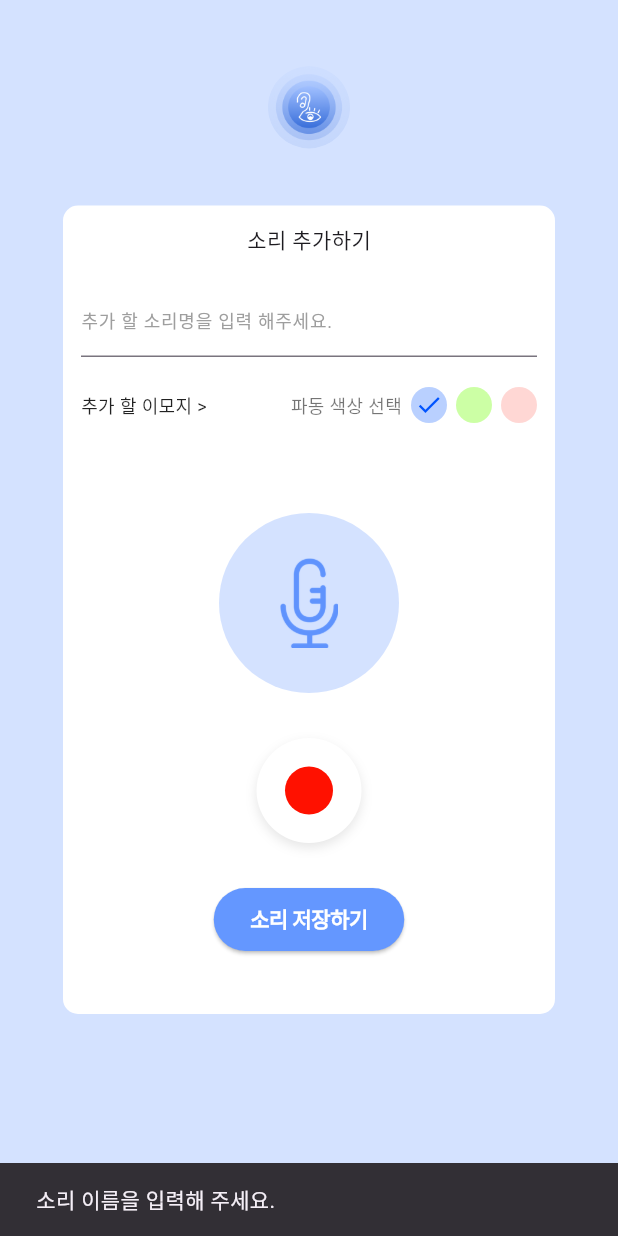
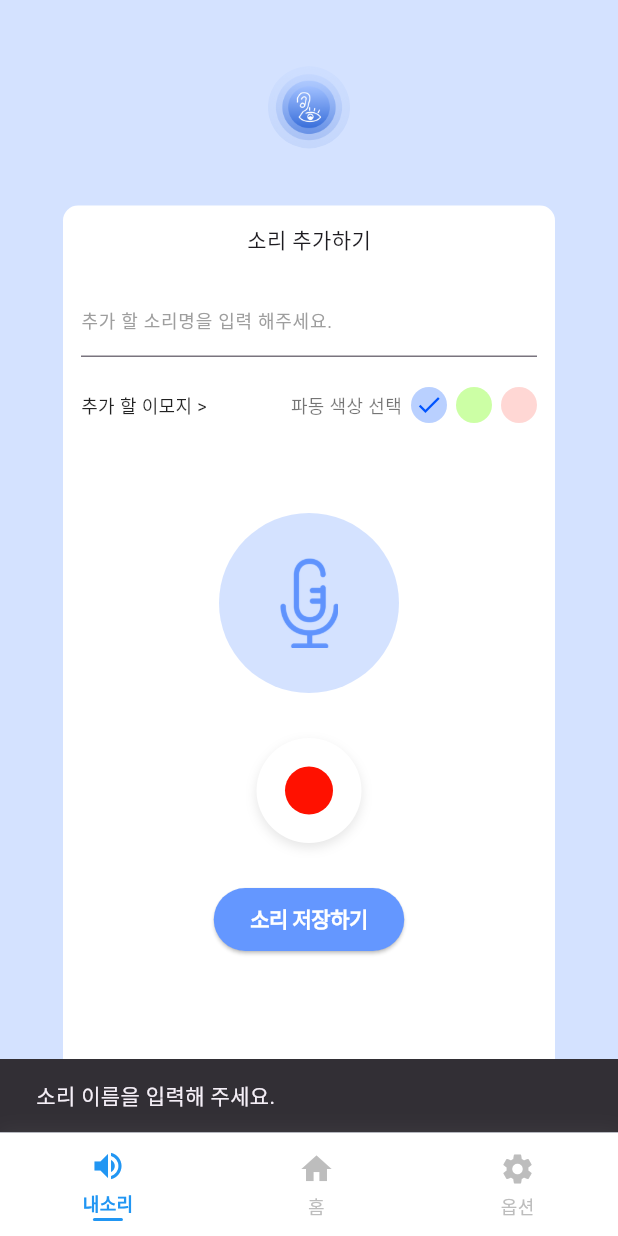
Before and after one commit to 2025-HSU-Team/Frontend, a Flutter app: the AddSounds screen opened directly, after a tap on "소리 저장하기", on a phone screen of 412 x 824 dp. Run offline on Flutter 3.47's test engine with Material 3 defaults, Android fonts, the phone set to English and light mode, and no system bars; our stand-ins replace permission_handler; missing offline and left inert: flutter_sound, record.

Commit message:
feat: befor_login하고 add_sounds에 바텀네비게이션 적용

```diff
--- a/lib/custom/add_sounds.dart
+++ b/lib/custom/add_sounds.dart
@@ -9,6 +9,8 @@ import 'package:path/path.dart' as p;
 import 'package:path_provider/path_provider.dart';
 import 'package:record/record.dart';
 import 'package:permission_handler/permission_handler.dart';
+
+import '../shared_components/bottom_navigation.dart';
 
 class AddSounds extends StatefulWidget {
   const AddSounds({super.key});
@@ -23,16 +25,19 @@ class _AddSoundsState extends State<AddSounds> {
   String _selectedColor = "blue"; //기본 색상 파란색
   bool _isRecording = false; //마이크 버튼 상태(false=기본, true=녹음 중)
 
+  // 하단 탭 상태
+  int _selectedTabIndex = 0;
+
   //이모지,녹음파일
-  String _emoji='🔔'; //서버로 보낼 기본 이모지
+  String _emoji = '🔔'; //서버로 보낼 기본 이모지
   File? _audioFile; //녹음 파일
-  final AudioRecorder _recorder= AudioRecorder(); //녹음기
+  final AudioRecorder _recorder = AudioRecorder(); //녹음기
 
-  // 🟢 추가: 실시간 음량 값 저장
+  // 🟢 실시간 음량 값
   double _amplitude = 0;
 
   //api 베이스
-  static const String _baseUrl='https://13.209.61.41.nip.io';
+  static const String _baseUrl = 'https://13.209.61.41.nip.io';
 
   @override
   void initState() {
@@ -44,13 +49,14 @@ class _AddSoundsState extends State<AddSounds> {
     });
 
     //녹음 중 실시간으로 파형
-    _recorder.onAmplitudeChanged(const Duration(milliseconds: 100)).listen((amp) {
-      if (mounted) {
-        setState(() {
-          //데시벨 0~60 범위로 변환해서 파형 크기로 사용
-          _amplitude = (amp.current + 60).clamp(0, 60);
-        });
-      }
+    _recorder
+        .onAmplitudeChanged(const Duration(milliseconds: 100))
+        .listen((amp) {
+      if (!mounted) return;
+      setState(() {
+        //데시벨 0~60 범위로 변환해서 파형 크기로 사용
+        _amplitude = (amp.current + 60).clamp(0, 60);
+      });
     });
   }
 
@@ -61,19 +67,24 @@ class _AddSoundsState extends State<AddSounds> {
     super.dispose();
   }
 
+  // 하단 탭 콜백 (원하면 여기서 라우팅 처리)
+  void _onTabChanged(int index) {
+    setState(() => _selectedTabIndex = index);
+    // TODO: Navigator로 각 탭 페이지 이동 연결
+    // if (index == 0) Navigator.pushReplacement(...);
+  }
+
   //녹음 시작
   Future<void> _startRecord() async {
-    //마이크 되는지 체크 코드
+    //마이크 권한 요청
     final status = await Permission.microphone.request();
-    print('🎤 마이크 권한 상태: $status');
+    debugPrint('🎤 마이크 권한 상태: $status');
 
     if (status.isGranted) {
       final dir = await getTemporaryDirectory();
-      final path = p.join(
-        dir.path,
-        'custom_sound_${DateTime.now().millisecondsSinceEpoch}.wav',
-      );
-      print('📂 녹음 경로: $path');
+      final path =
+      p.join(dir.path, 'custom_sound_${DateTime.now().millisecondsSinceEpoch}.wav');
+      debugPrint('📂 녹음 경로: $path');
 
       await _recorder.start(
         const RecordConfig(
@@ -89,7 +100,7 @@ class _AddSoundsState extends State<AddSounds> {
         _audioFile = File(path);
       });
 
-      print('✅ 녹음 시작됨');
+      debugPrint('✅ 녹음 시작됨');
     } else {
       if (!mounted) return;
       ScaffoldMessenger.of(context).showSnackBar(
@@ -109,7 +120,6 @@ class _AddSoundsState extends State<AddSounds> {
 
   //업로드 (multipart/form-data)
   Future<Map<String, dynamic>?> _uploadSound() async {
-    //필드 검증
     if (_controller.text.trim().isEmpty) {
       if (!mounted) return null;
       ScaffoldMessenger.of(context).showSnackBar(
@@ -125,29 +135,29 @@ class _AddSoundsState extends State<AddSounds> {
       return null;
     }
 
-    final uri = Uri.parse('$_baseUrl/api/sound/upload'); //업로드 API 엔드포인트 생성
-    final request = http.MultipartRequest('POST', uri);//HTTP POST 요청 준비
+    final uri = Uri.parse('$_baseUrl/api/sound/upload'); //업로드 API 엔드포인트
+    final request = http.MultipartRequest('POST', uri); //HTTP POST 준비
 
-    //customName, emoji, color(RED|BLUE|GREEN), file(.wav)
-    request.fields['customName'] = _controller.text.trim(); //백엔드에 보낼 소리 이름
+    // customName, emoji, color(RED|BLUE|GREEN), file(.wav)
+    request.fields['customName'] = _controller.text.trim(); //소리 이름
     request.fields['emoji'] = _emoji; //이모지
     request.fields['color'] = _selectedColor.toUpperCase(); //색상
 
-    //오디오 파일을 백엔드 API에 업로드하기 위한 파일 파트
+    // 오디오 파일 파트
     final mimeType = lookupMimeType(_audioFile!.path) ?? 'audio/wav';
     final mediaType = MediaType.parse(mimeType);
     final filePart = await http.MultipartFile.fromPath(
-      'file', //필드 이름
-      _audioFile!.path, //실제 파일 경로
-      contentType: mediaType, //MIME 타입
-      filename: p.basename(_audioFile!.path), //파일 이름
+      'file',
+      _audioFile!.path,
+      contentType: mediaType,
+      filename: p.basename(_audioFile!.path),
     );
-    request.files.add(filePart); //파일 파트를 API 요청에 추가
+    request.files.add(filePart);
 
     // 필요 시 인증 토큰
     // request.headers['Authorization'] = 'Bearer <token>';
 
-    final streamed = await request.send(); //API 요청 전송
+    final streamed = await request.send(); //요청 전송
     final resp = await http.Response.fromStream(streamed); //응답 수신
 
     if (resp.statusCode >= 200 && resp.statusCode < 300) {
@@ -155,8 +165,7 @@ class _AddSoundsState extends State<AddSounds> {
       ScaffoldMessenger.of(context).showSnackBar(
         const SnackBar(content: Text('업로드 완료!')),
       );
-      //성공 시 이전 화면에서 사용하도록 간단한 결과 반환
-      return {                                  //성공 시 백엔드에 보낸 정보 반환
+      return {
         'name': _controller.text.trim(),
         'emoji': _emoji,
         'color': _selectedColor.toUpperCase(),
@@ -179,7 +188,6 @@ class _AddSoundsState extends State<AddSounds> {
           Column(
             children: [
               const SizedBox(height: 44),
-
               //로고
               Center(
                 child: ClipOval(
@@ -196,17 +204,16 @@ class _AddSoundsState extends State<AddSounds> {
 
           //흰 박스
           Positioned(
-            top: 137, //피그마 기준 맨 위에서 하얀박스까지 거리
-            left: (MediaQuery.of(context).size.width - 328) / 2, //가운데 정렬
+            top: 137,
+            left: (MediaQuery.of(context).size.width - 328) / 2,
             child: Container(
               width: 328,
-              height: 539,
+              height: 580,
               decoration: BoxDecoration(
                 color: Colors.white,
                 borderRadius: BorderRadius.circular(10),
               ),
-
-              //흰 박스 안에 내용 추가
+              //내용
               child: Padding(
                 padding: const EdgeInsets.all(12),
                 child: Column(
@@ -214,10 +221,7 @@ class _AddSoundsState extends State<AddSounds> {
                   children: [
                     const Text(
                       "소리 추가하기",
-                      style: TextStyle(
-                        fontSize: 14,
-                        fontWeight: FontWeight.w500,
-                      ),
+                      style: TextStyle(fontSize: 14, fontWeight: FontWeight.w500),
                     ),
                     const SizedBox(height: 20),
 
@@ -226,42 +230,38 @@ class _AddSoundsState extends State<AddSounds> {
                       controller: _controller,
                       style: TextStyle(
                         fontSize: 12,
-                        fontWeight: _isNotEmpty
-                            ? FontWeight.bold
-                            : FontWeight.normal, //입력된 글자
+                        fontWeight: _isNotEmpty ? FontWeight.bold : FontWeight.normal,
                         color: Colors.black,
                       ),
                       decoration: const InputDecoration(
                         hintText: "추가 할 소리명을 입력 해주세요.",
-                        hintStyle: TextStyle(
-                          fontSize: 12,
-                          fontWeight: FontWeight.normal,
-                          color: Colors.grey,
-                        ),
+                        hintStyle: TextStyle(fontSize: 12, color: Colors.grey),
                         border: UnderlineInputBorder(),
                       ),
                     ),
                     const SizedBox(height: 20),
 
-                    //추가 할 이모지 부분
+                    //추가 할 이모지 + 색상
                     Row(
                       mainAxisAlignment: MainAxisAlignment.spaceBetween,
-                      crossAxisAlignment: CrossAxisAlignment.center,
                       children: [
                         InkWell(
                           onTap: () {
                             showModalBottomSheet(
                               context: context,
                               shape: const RoundedRectangleBorder(
-                                borderRadius: BorderRadius.vertical(
-                                    top: Radius.circular(16)),
+                                borderRadius:
+                                BorderRadius.vertical(top: Radius.circular(16)),
                               ),
                               builder: (context) {
                                 return SizedBox(
                                   height: 200,
-                                  child:  Center(
-                                    child: Text("이모지 선택 화면(추후 연결)\n현재: $_emoji",
-                                        style: TextStyle(fontSize: 14)),
+                                  child: Center(
+                                    child: Text(
+                                      "이모지 선택 화면(추후 연결)\n현재: $_emoji",
+                                      style: const TextStyle(fontSize: 14),
+                                      textAlign: TextAlign.center,
+                                    ),
                                   ),
                                 );
                               },
@@ -269,26 +269,17 @@ class _AddSoundsState extends State<AddSounds> {
                           },
                           child: const Text(
                             "추가 할 이모지 >",
-                            style: TextStyle(
-                              fontSize: 12,
-                              color: Colors.black87, //검정87프로
-                            ),
+                            style: TextStyle(fontSize: 12, color: Colors.black87),
                           ),
                         ),
 
-                        //파동 색상 선택
                         Row(
                           children: [
-                            const Text(
-                              "파동 색상 선택",
-                              style: TextStyle(
-                                fontSize: 12,
-                                color: Colors.black54, //검정 54프로
-                              ),
-                            ),
+                            const Text("파동 색상 선택",
+                                style:
+                                TextStyle(fontSize: 12, color: Colors.black54)),
                             const SizedBox(width: 6),
-
-                            //파랑 버튼
+                            // 파랑
                             GestureDetector(
                               onTap: () => setState(() => _selectedColor = "blue"),
                               child: CircleAvatar(
@@ -301,8 +292,7 @@ class _AddSoundsState extends State<AddSounds> {
                               ),
                             ),
                             const SizedBox(width: 6),
-
-                            //초록 버튼
+                            // 초록
                             GestureDetector(
                               onTap: () => setState(() => _selectedColor = "green"),
                               child: CircleAvatar(
@@ -315,8 +305,7 @@ class _AddSoundsState extends State<AddSounds> {
                               ),
                             ),
                             const SizedBox(width: 6),
-
-                            //빨강 버튼
+                            // 빨강
                             GestureDetector(
                               onTap: () => setState(() => _selectedColor = "red"),
                               child: CircleAvatar(
@@ -334,11 +323,10 @@ class _AddSoundsState extends State<AddSounds> {
                     ),
                     const SizedBox(height: 60),
 
-                    //마이크 and 파형 Stack
+                    // 마이크 + 파형
                     Stack(
                       alignment: Alignment.center,
                       children: [
-                        //마이크 아이콘 (뒤)
                         Container(
                           width: 120,
                           height: 120,
@@ -356,7 +344,7 @@ class _AddSoundsState extends State<AddSounds> {
                           ),
                         ),
 
-                        //파형 (앞) amplitude 전달
+                        // 파형 (amplitude 반영)
                         if (_isRecording)
                           CustomPaint(
                             size: const Size(328, 120),
@@ -367,9 +355,9 @@ class _AddSoundsState extends State<AddSounds> {
 
                     const SizedBox(height: 30),
 
-                    //녹음 빨간 버튼
+                    //녹음 버튼
                     GestureDetector(
-                      onTap: () async {//실제 녹음 토글
+                      onTap: () async {
                         if (_isRecording) {
                           await _stopRecord();
                         } else {
@@ -382,7 +370,7 @@ class _AddSoundsState extends State<AddSounds> {
                         height: 70,
                         decoration: BoxDecoration(
                           shape: BoxShape.circle,
-                          color: Colors.white, //바깥 흰색 원
+                          color: Colors.white,
                           boxShadow: [
                             BoxShadow(
                               color: Colors.black.withValues(alpha: 0.1),
@@ -401,7 +389,7 @@ class _AddSoundsState extends State<AddSounds> {
                               height: 32,
                               decoration: BoxDecoration(
                                 color: const Color(0xffff1100),
-                                borderRadius: BorderRadius.circular(6), //네모
+                                borderRadius: BorderRadius.circular(6), // 네모
                               ),
                             )
                                 : Container(
@@ -410,7 +398,7 @@ class _AddSoundsState extends State<AddSounds> {
                               height: 32,
                               decoration: const BoxDecoration(
                                 color: Color(0xffff1100),
-                                shape: BoxShape.circle, //원
+                                shape: BoxShape.circle, // 원
                               ),
                             ),
                           ),
@@ -419,21 +407,21 @@ class _AddSoundsState extends State<AddSounds> {
                     ),
                     const SizedBox(height: 30),
 
-                    //소리 저장하기 버튼
+                    //저장 버튼
                     SizedBox(
                       width: 127,
                       height: 42,
                       child: ElevatedButton(
                         style: ElevatedButton.styleFrom(
-                          backgroundColor: const Color(0xFF6497FF), //버튼 색
+                          backgroundColor: const Color(0xFF6497FF),
                           shape: RoundedRectangleBorder(
-                            borderRadius: BorderRadius.circular(50), //짝 둥글게
+                            borderRadius: BorderRadius.circular(50),
                           ),
                         ),
-                        onPressed: () async {//업로드 연결
+                        onPressed: () async {
                           final res = await _uploadSound();
                           if (!context.mounted || res == null) return;
-                          Navigator.of(context).pop(res);//성공 시 결과 전달(커스텀 영역 추가용)
+                          Navigator.of(context).pop(res);
                         },
                         child: const Text(
                           "소리 저장하기",
@@ -454,6 +442,12 @@ class _AddSoundsState extends State<AddSounds> {
             ),
           ),
         ],
+      ),
+
+      // ✅ 여기서 바텀 네비게이션 붙임
+      bottomNavigationBar: BottomNavigation(
+        selectedTabIndex: _selectedTabIndex,
+        onTabChanged: _onTabChanged,
       ),
     );
   }
@@ -480,7 +474,7 @@ class WavePainter extends CustomPainter {
     for (double x = 0; x < size.width; x++) {
       //amplitude 크기 반영
       final y = size.height / 2 + amplitude * sin(x / 10);
-      if (x == 0) { //첫 점 보정(끊김 방지)
+      if (x == 0) {
         path.moveTo(x, y);
       } else {
         path.lineTo(x, y);
--- a/lib/custom/before_login.dart
+++ b/lib/custom/before_login.dart
@@ -1,6 +1,8 @@
 import 'package:flutter/material.dart';
 import 'package:frontend/config/app_config.dart';
 import 'package:frontend/login/login.dart';
+import '../shared_components/bottom_navigation.dart';
+
 
 class BeforeLogin extends StatelessWidget {
   const BeforeLogin({super.key});
@@ -84,13 +86,13 @@ class BeforeLogin extends StatelessWidget {
         ],
       ),
 
-      //하단 재사용할 거 (성훈이 코드 받으면 여기에 넣을 예정)
-      // bottomNavigationBar: BottomBar(
-      //   currentIndex:0,
-      //   onTap(index){
-      //     //
-      // }
-      // ),
+      bottomNavigationBar: BottomNavigation(
+        selectedTabIndex: 1, // 홈 탭 선택된 상태
+        onTabChanged: (index) {
+          // 탭 변경 시 동작 정의
+          print("선택된 탭: $index");
+        },
+      ),
     );
   }
 }
--- a/lib/main.dart
+++ b/lib/main.dart
@@ -8,6 +8,7 @@ import 'package:frontend/login/splash_screen.dart';
 import 'package:frontend/login/login.dart';
 import 'package:frontend/login/withoutlogin.dart';
 import 'pages/mainPage/mainPage.dart';
+import 'package:frontend/shared_components/bottom_navigation.dart';
 
 void main() {
   runApp(const MyApp());
@@ -21,7 +22,7 @@ class MyApp extends StatelessWidget {
     return MaterialApp(
       debugShowCheckedModeBanner: false,
       title: 'My Movie App',
-      home: const AddSounds(),
+      home: const BeforeLogin(),
     );
   }
 }
```
